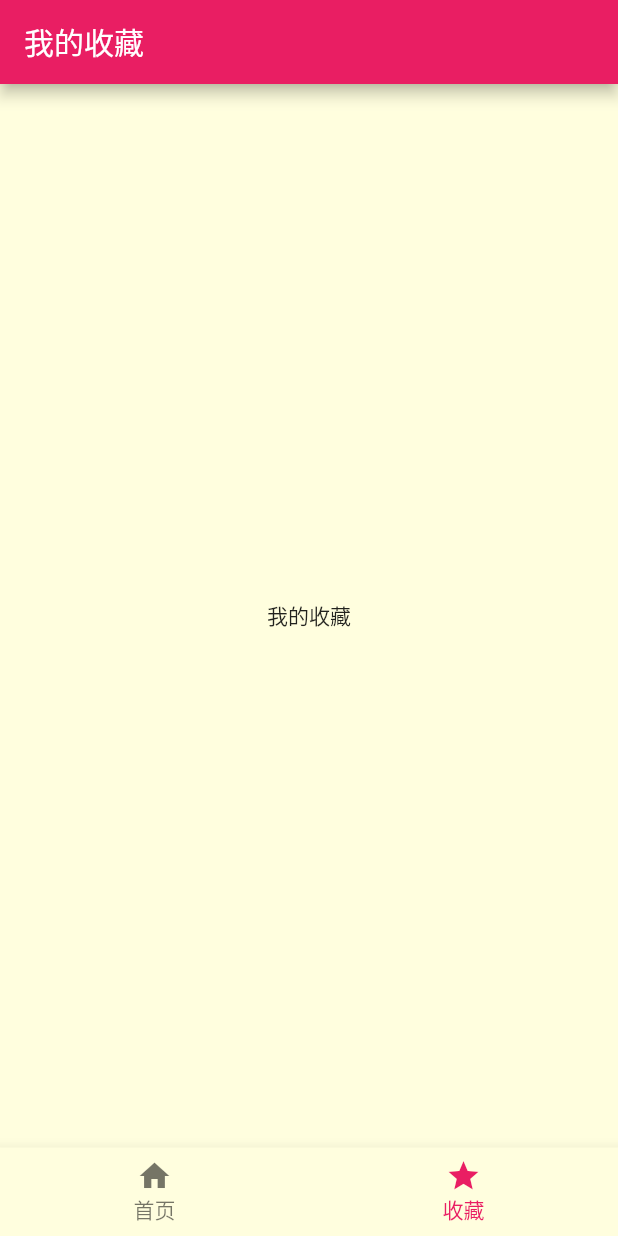
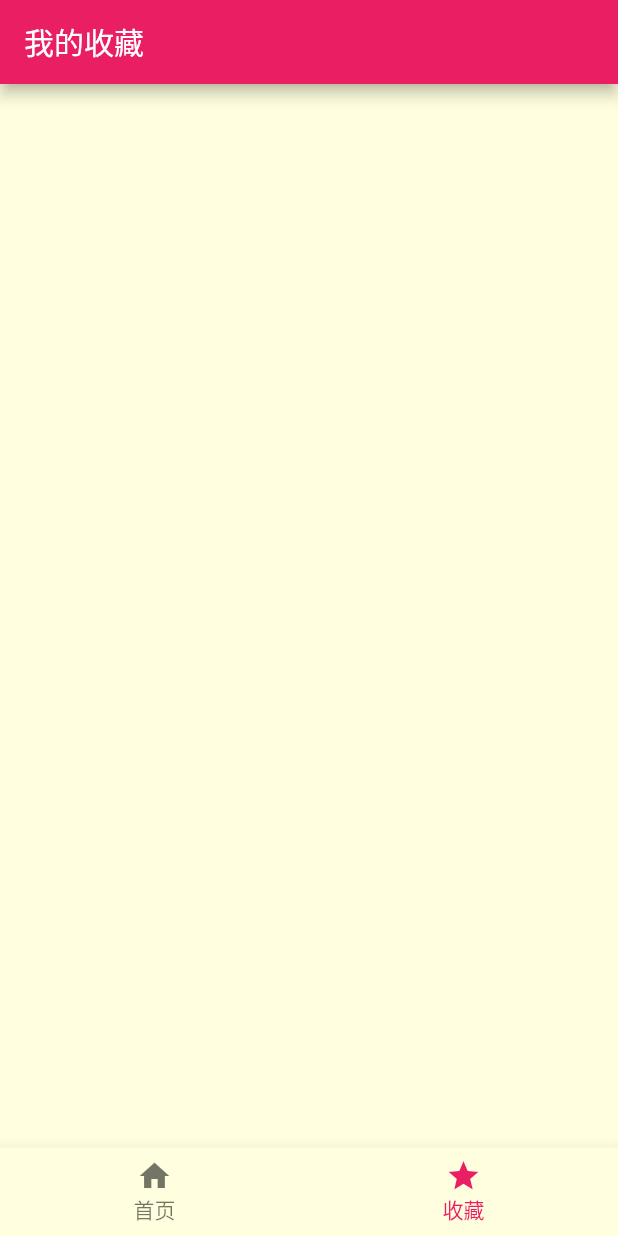
Before and after one commit to MINIProer/FavouriteCate, a Flutter app: the screen it shows after launch, item 2 of the bottom bar chosen, on a phone screen of 412 x 824 dp. Run offline on Flutter 3.47's test engine with Material 2 defaults, Android fonts, the phone set to English and light mode, and no system bars; our stand-ins replace dio.

Commit message:
+) 新增我的收藏页面

```diff
--- a/favorcate/lib/core/viewmodel/favor_view_model.dart
+++ b/favorcate/lib/core/viewmodel/favor_view_model.dart
@@ -4,7 +4,7 @@ import 'package:flutter/material.dart';
 class JRFavorViewModel extends ChangeNotifier {
   List<JRMealModel> _favorMeals = [];
 
-  List<JRMealModel> get favorMeals {
+  List<JRMealModel> get getFavorMeals {
     return _favorMeals;
   }
 
--- a/favorcate/lib/ui/pages/favor/favor.dart
+++ b/favorcate/lib/ui/pages/favor/favor.dart
@@ -1,4 +1,6 @@
 import 'package:flutter/material.dart';
+
+import 'favor_content.dart';
 
 class JRFavorScreen extends StatelessWidget {
   @override
@@ -7,9 +9,7 @@ class JRFavorScreen extends StatelessWidget {
       appBar: AppBar(
         title: Text('我的收藏'),
       ),
-      body: Center(
-        child: Text('我的收藏'),
-      ),
+      body: JRFavorContent(),
     );
   }
 }
--- /dev/null
+++ b/favorcate/lib/ui/pages/favor/favor_content.dart
@@ -0,0 +1,21 @@
+import 'package:favorcate/core/model/meal_model.dart';
+import 'package:favorcate/core/viewmodel/favor_view_model.dart';
+import 'package:favorcate/ui/widgets/meal_item.dart';
+import 'package:flutter/material.dart';
+import 'package:provider/provider.dart';
+import 'package:collection/collection.dart';
+
+class JRFavorContent extends StatelessWidget {
+  @override
+  Widget build(BuildContext context) {
+    return Consumer<JRFavorViewModel>(builder: (ctx, favorVM, child) {
+      final favorMeals = favorVM.getFavorMeals;
+      return ListView.builder(
+          itemCount: favorMeals.length,
+          itemBuilder: (ctx, index) {
+            JRMealModel mealModel = favorMeals[index];
+            return JRMealItem(mealModel);
+          });
+    });
+  }
+}
```
Also changed, not shown: favorcate/lib/ui/widgets/meal_item.dart (+21 -2 lines).
